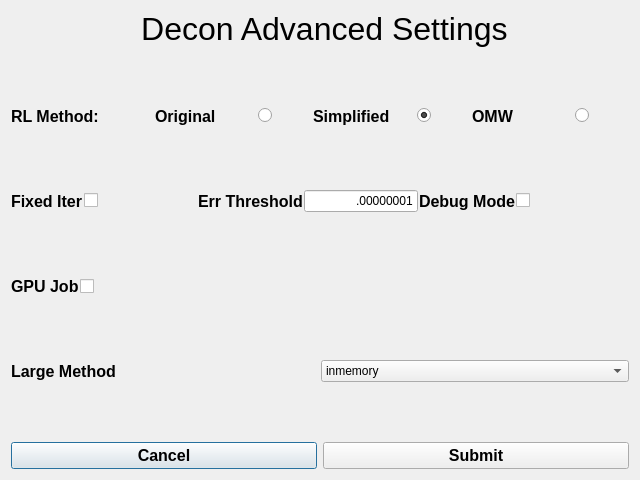
First picture: the form in src/deconadvanced.ui, repository abcucberkeley/PetaKit5D-GUI, before the edit.
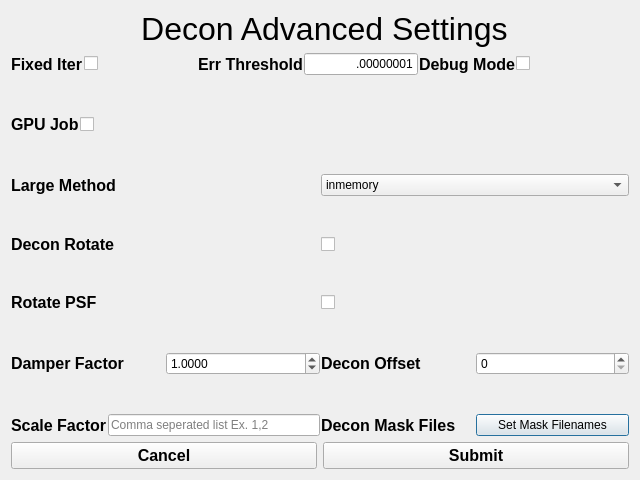
Second picture: the form after the edit.

Commit message: Added new Decon and Large Scale Processing parameters

Patch:
```diff
--- a/src/deconadvanced.ui
+++ b/src/deconadvanced.ui
@@ -21,217 +21,13 @@
   </property>
   <layout class="QGridLayout" name="gridLayout" rowstretch="0,10,0">
    <item row="1" column="0">
-    <layout class="QVBoxLayout" name="verticalLayout" stretch="0,0,0,0,0,0,0">
+    <layout class="QVBoxLayout" name="verticalLayout" stretch="1,1,1,1,1,1,1,1,1,1,1,1,1">
      <property name="spacing">
       <number>1</number>
      </property>
      <property name="sizeConstraint">
       <enum>QLayout::SetDefaultConstraint</enum>
      </property>
-     <item>
-      <layout class="QHBoxLayout" name="horizontalLayout_5" stretch="10,11,11,11">
-       <item>
-        <widget class="QLabel" name="rlMethodLabel">
-         <property name="font">
-          <font>
-           <pointsize>12</pointsize>
-           <bold>true</bold>
-          </font>
-         </property>
-         <property name="text">
-          <string>RL Method:</string>
-         </property>
-        </widget>
-       </item>
-       <item>
-        <layout class="QHBoxLayout" name="horizontalLayout_29" stretch="0,0,0">
-         <property name="spacing">
-          <number>6</number>
-         </property>
-         <property name="rightMargin">
-          <number>0</number>
-         </property>
-         <item>
-          <widget class="QLabel" name="rlMethodOriginalLabel">
-           <property name="font">
-            <font>
-             <pointsize>12</pointsize>
-             <bold>true</bold>
-            </font>
-           </property>
-           <property name="text">
-            <string>Original</string>
-           </property>
-          </widget>
-         </item>
-         <item>
-          <widget class="QRadioButton" name="rlMethodOriginalRadioButton">
-           <property name="sizePolicy">
-            <sizepolicy hsizetype="Maximum" vsizetype="Maximum">
-             <horstretch>0</horstretch>
-             <verstretch>0</verstretch>
-            </sizepolicy>
-           </property>
-           <property name="autoFillBackground">
-            <bool>false</bool>
-           </property>
-           <property name="text">
-            <string/>
-           </property>
-           <property name="checked">
-            <bool>false</bool>
-           </property>
-           <attribute name="buttonGroup">
-            <string notr="true">buttonGroup</string>
-           </attribute>
-          </widget>
-         </item>
-         <item>
-          <spacer name="horizontalSpacer">
-           <property name="orientation">
-            <enum>Qt::Horizontal</enum>
-           </property>
-           <property name="sizeType">
-            <enum>QSizePolicy::Preferred</enum>
-           </property>
-           <property name="sizeHint" stdset="0">
-            <size>
-             <width>40</width>
-             <height>20</height>
-            </size>
-           </property>
-          </spacer>
-         </item>
-        </layout>
-       </item>
-       <item>
-        <layout class="QHBoxLayout" name="horizontalLayout_30">
-         <item>
-          <widget class="QLabel" name="rlMethodSimplifiedLabel">
-           <property name="font">
-            <font>
-             <pointsize>12</pointsize>
-             <bold>true</bold>
-            </font>
-           </property>
-           <property name="text">
-            <string>Simplified</string>
-           </property>
-          </widget>
-         </item>
-         <item>
-          <widget class="QRadioButton" name="rlMethodSimplifiedRadioButton">
-           <property name="sizePolicy">
-            <sizepolicy hsizetype="Maximum" vsizetype="Maximum">
-             <horstretch>0</horstretch>
-             <verstretch>0</verstretch>
-            </sizepolicy>
-           </property>
-           <property name="autoFillBackground">
-            <bool>false</bool>
-           </property>
-           <property name="text">
-            <string/>
-           </property>
-           <property name="checked">
-            <bool>true</bool>
-           </property>
-           <attribute name="buttonGroup">
-            <string notr="true">buttonGroup</string>
-           </attribute>
-          </widget>
-         </item>
-         <item>
-          <spacer name="horizontalSpacer_2">
-           <property name="orientation">
-            <enum>Qt::Horizontal</enum>
-           </property>
-           <property name="sizeType">
-            <enum>QSizePolicy::Preferred</enum>
-           </property>
-           <property name="sizeHint" stdset="0">
-            <size>
-             <width>40</width>
-             <height>20</height>
-            </size>
-           </property>
-          </spacer>
-         </item>
-        </layout>
-       </item>
-       <item>
-        <layout class="QHBoxLayout" name="horizontalLayout_31">
-         <item>
-          <widget class="QLabel" name="rlMethodOMWLabel">
-           <property name="font">
-            <font>
-             <pointsize>12</pointsize>
-             <bold>true</bold>
-            </font>
-           </property>
-           <property name="text">
-            <string>OMW</string>
-           </property>
-          </widget>
-         </item>
-         <item>
-          <widget class="QRadioButton" name="rlMethodOMWRadioButton">
-           <property name="sizePolicy">
-            <sizepolicy hsizetype="Maximum" vsizetype="Maximum">
-             <horstretch>0</horstretch>
-             <verstretch>0</verstretch>
-            </sizepolicy>
-           </property>
-           <property name="autoFillBackground">
-            <bool>false</bool>
-           </property>
-           <property name="text">
-            <string/>
-           </property>
-           <property name="checked">
-            <bool>false</bool>
-           </property>
-           <attribute name="buttonGroup">
-            <string notr="true">buttonGroup</string>
-           </attribute>
-          </widget>
-         </item>
-         <item>
-          <spacer name="horizontalSpacer_3">
-           <property name="orientation">
-            <enum>Qt::Horizontal</enum>
-           </property>
-           <property name="sizeType">
-            <enum>QSizePolicy::Preferred</enum>
-           </property>
-           <property name="sizeHint" stdset="0">
-            <size>
-             <width>40</width>
-             <height>20</height>
-            </size>
-           </property>
-          </spacer>
-         </item>
-        </layout>
-       </item>
-      </layout>
-     </item>
-     <item>
-      <spacer name="verticalSpacer_5">
-       <property name="orientation">
-        <enum>Qt::Vertical</enum>
-       </property>
-       <property name="sizeType">
-        <enum>QSizePolicy::Preferred</enum>
-       </property>
-       <property name="sizeHint" stdset="0">
-        <size>
-         <width>20</width>
-         <height>10</height>
-        </size>
-       </property>
-      </spacer>
-     </item>
      <item>
       <layout class="QHBoxLayout" name="horizontalLayout_6">
        <item>
@@ -451,6 +247,216 @@
        </item>
       </layout>
      </item>
+     <item>
+      <spacer name="verticalSpacer">
+       <property name="orientation">
+        <enum>Qt::Vertical</enum>
+       </property>
+       <property name="sizeHint" stdset="0">
+        <size>
+         <width>20</width>
+         <height>40</height>
+        </size>
+       </property>
+      </spacer>
+     </item>
+     <item>
+      <layout class="QHBoxLayout" name="horizontalLayout_11">
+       <item>
+        <widget class="QLabel" name="deconRotateLabel">
+         <property name="font">
+          <font>
+           <pointsize>12</pointsize>
+           <bold>true</bold>
+          </font>
+         </property>
+         <property name="text">
+          <string>Decon Rotate</string>
+         </property>
+        </widget>
+       </item>
+       <item>
+        <widget class="QCheckBox" name="deconRotateCheckBox">
+         <property name="text">
+          <string/>
+         </property>
+        </widget>
+       </item>
+      </layout>
+     </item>
+     <item>
+      <spacer name="verticalSpacer_4">
+       <property name="orientation">
+        <enum>Qt::Vertical</enum>
+       </property>
+       <property name="sizeHint" stdset="0">
+        <size>
+         <width>20</width>
+         <height>40</height>
+        </size>
+       </property>
+      </spacer>
+     </item>
+     <item>
+      <layout class="QHBoxLayout" name="horizontalLayout">
+       <item>
+        <widget class="QLabel" name="rotatePSFLabel">
+         <property name="font">
+          <font>
+           <pointsize>12</pointsize>
+           <bold>true</bold>
+          </font>
+         </property>
+         <property name="text">
+          <string>Rotate PSF</string>
+         </property>
+        </widget>
+       </item>
+       <item>
+        <widget class="QCheckBox" name="rotatePSFCheckBox">
+         <property name="text">
+          <string/>
+         </property>
+        </widget>
+       </item>
+      </layout>
+     </item>
+     <item>
+      <spacer name="verticalSpacer_2">
+       <property name="orientation">
+        <enum>Qt::Vertical</enum>
+       </property>
+       <property name="sizeHint" stdset="0">
+        <size>
+         <width>20</width>
+         <height>40</height>
+        </size>
+       </property>
+      </spacer>
+     </item>
+     <item>
+      <layout class="QHBoxLayout" name="horizontalLayout_2">
+       <item>
+        <layout class="QHBoxLayout" name="horizontalLayout_4">
+         <item>
+          <widget class="QLabel" name="damperLabel">
+           <property name="font">
+            <font>
+             <pointsize>12</pointsize>
+             <bold>true</bold>
+            </font>
+           </property>
+           <property name="text">
+            <string>Damper Factor</string>
+           </property>
+          </widget>
+         </item>
+         <item>
+          <widget class="QDoubleSpinBox" name="damperSpinBox">
+           <property name="decimals">
+            <number>4</number>
+           </property>
+           <property name="maximum">
+            <double>9999999.000000000000000</double>
+           </property>
+           <property name="value">
+            <double>1.000000000000000</double>
+           </property>
+          </widget>
+         </item>
+        </layout>
+       </item>
+       <item>
+        <layout class="QHBoxLayout" name="horizontalLayout_3">
+         <item>
+          <widget class="QLabel" name="deconOffsetLabel">
+           <property name="font">
+            <font>
+             <pointsize>12</pointsize>
+             <bold>true</bold>
+            </font>
+           </property>
+           <property name="text">
+            <string>Decon Offset</string>
+           </property>
+          </widget>
+         </item>
+         <item>
+          <widget class="QSpinBox" name="deconOffsetSpinBox">
+           <property name="maximum">
+            <number>9999999</number>
+           </property>
+          </widget>
+         </item>
+        </layout>
+       </item>
+      </layout>
+     </item>
+     <item>
+      <spacer name="verticalSpacer_3">
+       <property name="orientation">
+        <enum>Qt::Vertical</enum>
+       </property>
+       <property name="sizeHint" stdset="0">
+        <size>
+         <width>20</width>
+         <height>40</height>
+        </size>
+       </property>
+      </spacer>
+     </item>
+     <item>
+      <layout class="QHBoxLayout" name="horizontalLayout_5" stretch="1,1">
+       <item>
+        <layout class="QHBoxLayout" name="horizontalLayout_9">
+         <item>
+          <widget class="QLabel" name="deconScaleFactorLabel">
+           <property name="font">
+            <font>
+             <pointsize>12</pointsize>
+             <bold>true</bold>
+            </font>
+           </property>
+           <property name="text">
+            <string>Scale Factor</string>
+           </property>
+          </widget>
+         </item>
+         <item>
+          <widget class="QLineEdit" name="deconScaleFactorLineEdit">
+           <property name="placeholderText">
+            <string>Comma seperated list Ex. 1,2</string>
+           </property>
+          </widget>
+         </item>
+        </layout>
+       </item>
+       <item>
+        <layout class="QHBoxLayout" name="horizontalLayout_10">
+         <item>
+          <widget class="QLabel" name="label_2">
+           <property name="font">
+            <font>
+             <pointsize>12</pointsize>
+             <bold>true</bold>
+            </font>
+           </property>
+           <property name="text">
+            <string>Decon Mask Files</string>
+           </property>
+          </widget>
+         </item>
+         <item>
+          <widget class="QPushButton" name="pushButton">
+           <property name="text">
+            <string>Set Mask Filenames</string>
+           </property>
+          </widget>
+         </item>
+        </layout>
+       </item>
+      </layout>
+     </item>
     </layout>
    </item>
    <item row="2" column="0">
```
Left out of the diff: 3 changed lines with no effect on the pictures. The commit also changes 12 other files.
